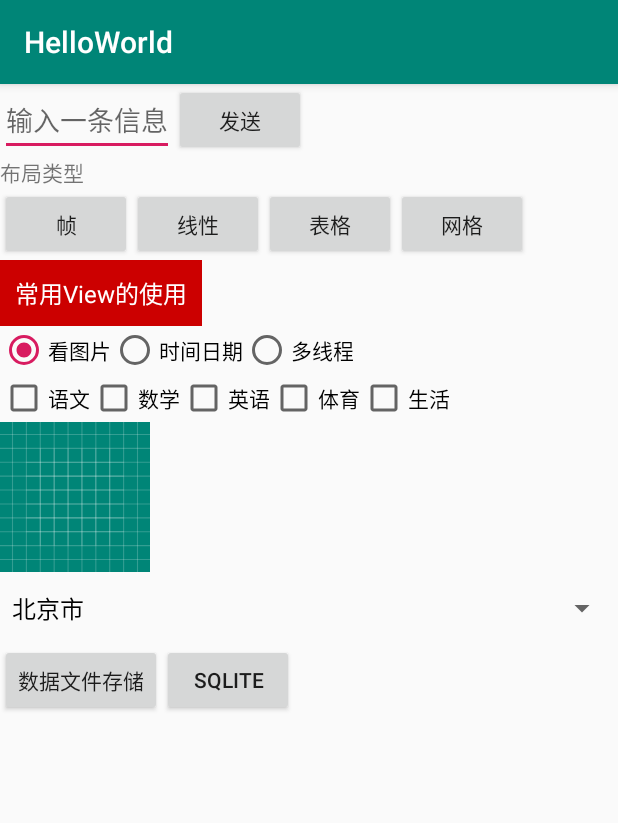
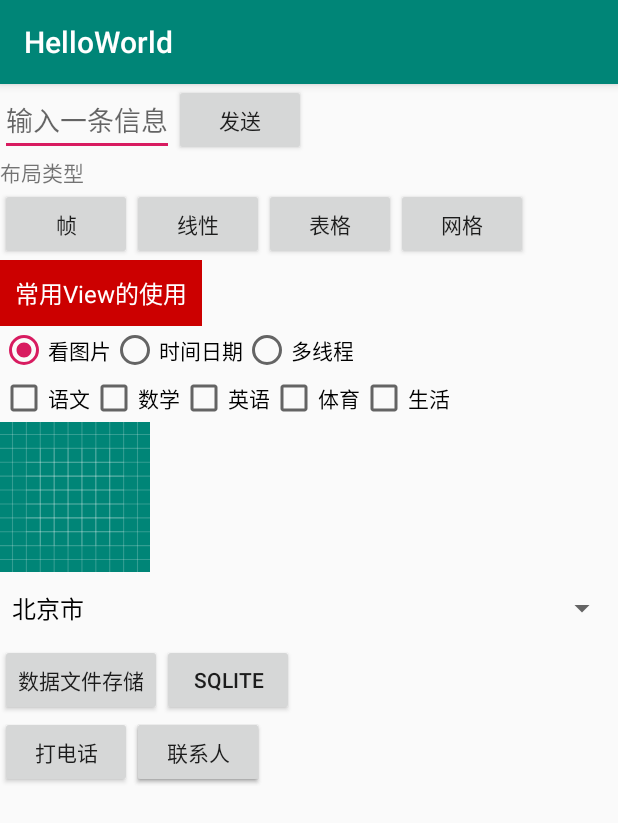
Before and after one commit to DavidJi80/AndroidHelloWorld, an Android app: the screen it shows after launch (MainActivity), on a phone screen of 412 x 824 dp. Shown: the top 823 px of the screen. Run offline under Robolectric (Android 15) with nearby library versions, the phone set to English and light mode, and no system bars.

Commit message:
Android：Intent详解

```diff
--- a/app/src/main/res/layout/activity_main.xml
+++ b/app/src/main/res/layout/activity_main.xml
@@ -187,5 +187,34 @@
         android:onClick="btnSQLiteClick"
         android:text="SQLite" />
 
+    <Button
+        android:id="@+id/btnCall"
+        android:layout_width="wrap_content"
+        android:layout_height="wrap_content"
+        android:layout_below="@+id/btnDataKey"
+        android:layout_alignLeft="@+id/btnDataKey"
+        android:onClick="btnCallClick"
+        android:text="打电话" />
+
+    <Button
+        android:id="@+id/btnWebPage"
+        android:layout_width="wrap_content"
+        android:layout_height="wrap_content"
+        android:layout_alignTop="@+id/btnCall"
+        android:layout_alignBottom="@+id/btnCall"
+        android:layout_toRightOf="@+id/btnCall"
+        android:onClick="btnWebPageClick"
+        android:text="浏览网页" />
+
+    <Button
+        android:id="@+id/btnContacts"
+        android:layout_width="wrap_content"
+        android:layout_height="wrap_content"
+        android:layout_alignTop="@+id/btnCall"
+        android:layout_alignBottom="@+id/btnCall"
+        android:layout_toRightOf="@+id/btnCall"
+        android:onClick="btnContactsClick"
+        android:text="联系人" />
+
 
 </RelativeLayout>
```
Also changed, not shown: app/src/main/java/com/github/davidji80/helloworld/activity/LinearLayoutActivity.java (+22 -0 lines), app/src/main/java/com/github/davidji80/helloworld/activity/MainActivity.java (+90 -1 lines), app/src/main/java/com/github/davidji80/helloworld/intent/CC.java (added, +7 -0 lines), app/src/main/res/layout/activity_linearlayout.xml (+10 -2 lines).
